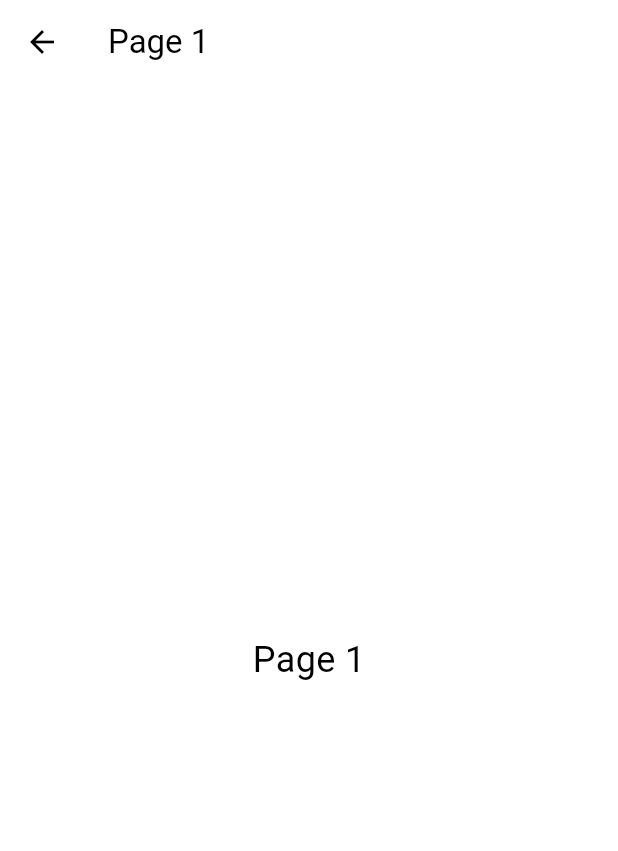
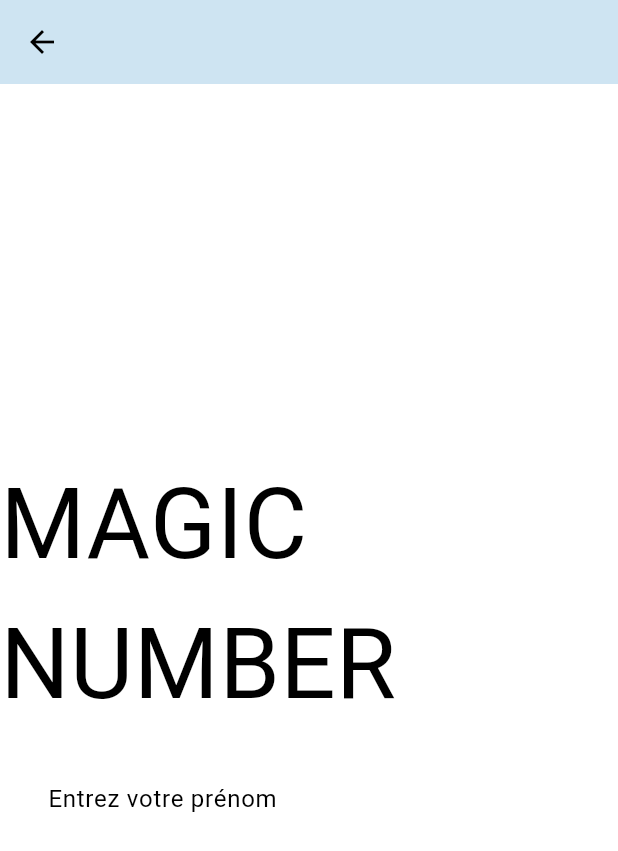
Before and after one commit to JeanMarcJorite/magic_number, a Flutter app: the Page_Jouer screen opened directly, on a phone screen of 412 x 824 dp. Shown: the top 851 px of the screen. Run offline on Flutter 3.47's test engine with Material 3 defaults, Android fonts, the phone set to English and light mode, and no system bars; our stand-ins replace google_fonts; Roboto replaces fonts that are missing (Jomhuria).

Commit message:
Ajouter une police personnalisée et un champ de texte pour le numéro magique

```diff
--- a/lib/page_jouer.dart
+++ b/lib/page_jouer.dart
@@ -1,4 +1,6 @@
 import 'package:flutter/material.dart';
+import 'package:google_fonts/google_fonts.dart';
+
 
 class Page_Jouer extends StatelessWidget {
 
@@ -6,16 +8,35 @@ class Page_Jouer extends StatelessWidget {
 
   @override
   Widget build(BuildContext context) {
+    TextEditingController _numberController = TextEditingController();
     return Scaffold(
       appBar: AppBar(
-        title: const Text('Page 1'),
+        backgroundColor: const Color(0xFFCEE4F2),
       ),
-      body: const Center(
-        child: Text(
-          'Page 1',
-          style: TextStyle(fontSize: 24),
+      body: Center(
+        child: Column(
+          mainAxisAlignment: MainAxisAlignment.center,
+          children: [
+            Text(
+              'MAGIC NUMBER',
+              style: GoogleFonts.getFont('Jomhuria', fontSize: 65),
+            ),
+            Padding(
+              padding: const EdgeInsets.all(16.0),
+              child: TextFormField(
+
+                controller: _numberController,
+                decoration: const InputDecoration(
+                  labelText: 'Entrez votre prénom',
+                  border: OutlineInputBorder(),
+                ),
+              ),
+            ),
+          ],
         ),
+
       ),
+
     );
   }
 }
```
